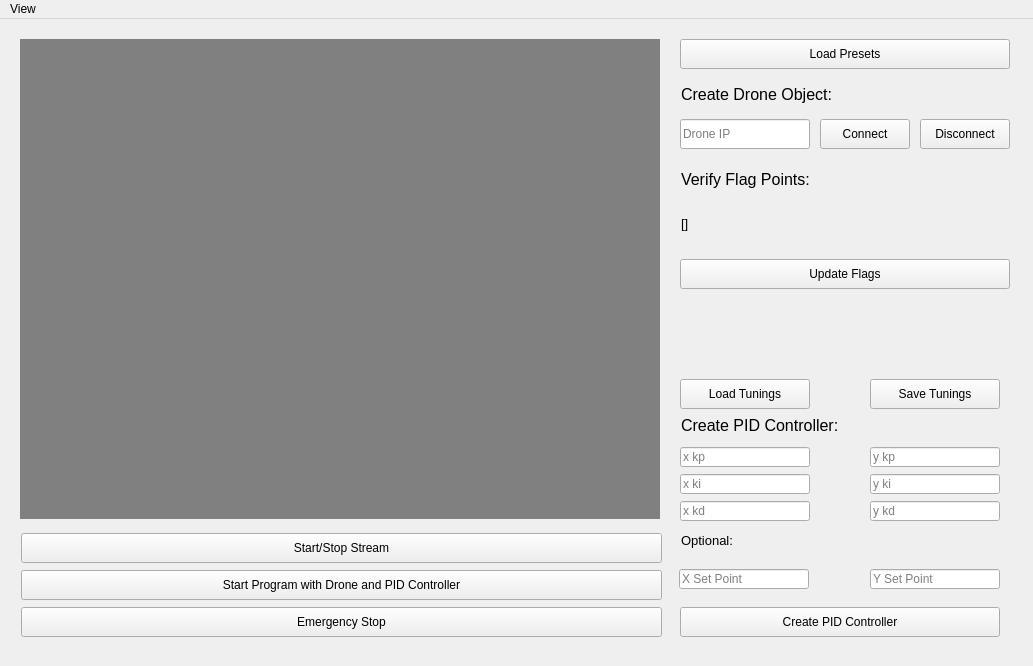
Before: the Qt Designer form project/resources/gui_views/single_drone.ui in aicpslab/Vision-Based-Navigation, drawn with Qt 5.
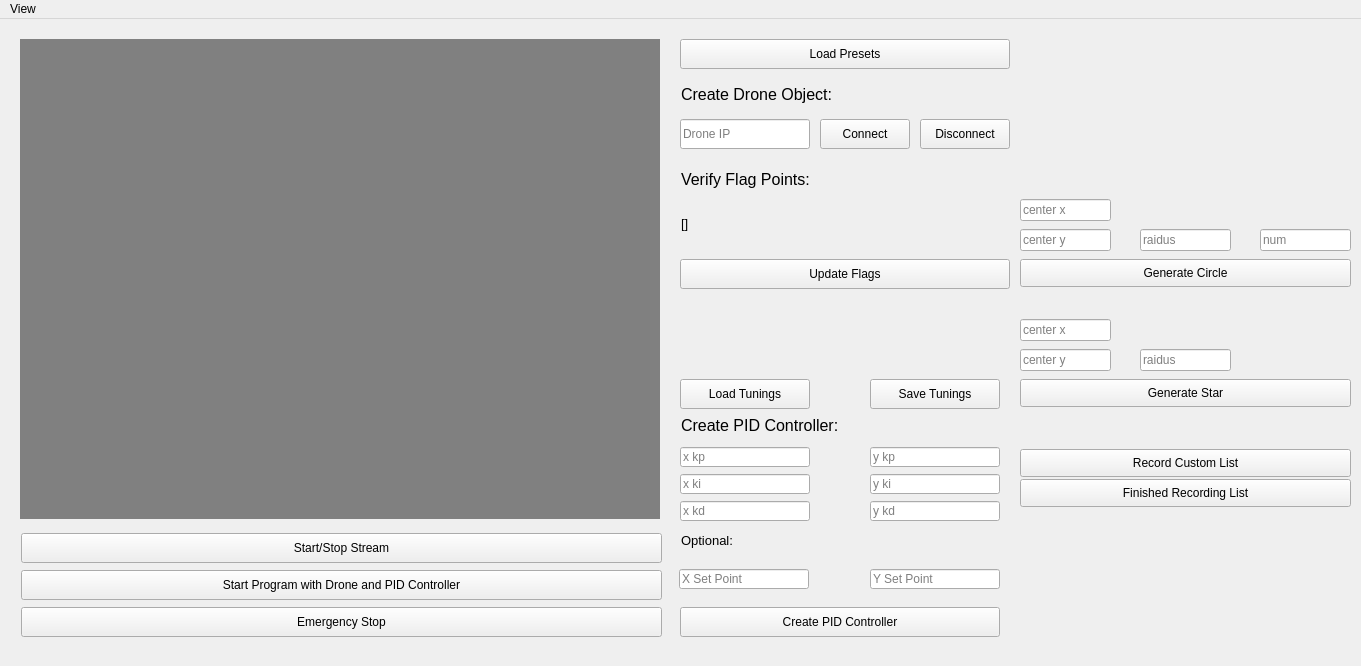
After: the same form once the commit is applied.

```diff
--- a/project/resources/gui_views/single_drone.ui
+++ b/project/resources/gui_views/single_drone.ui
@@ -6,7 +6,7 @@
    <rect>
     <x>0</x>
     <y>0</y>
-    <width>1033</width>
+    <width>1361</width>
     <height>666</height>
    </rect>
   </property>
@@ -412,13 +412,156 @@
      <string>Save Tunings</string>
     </property>
    </widget>
+   <widget class="QPushButton" name="pushButton_generate_circle">
+    <property name="geometry">
+     <rect>
+      <x>1020</x>
+      <y>240</y>
+      <width>331</width>
+      <height>28</height>
+     </rect>
+    </property>
+    <property name="text">
+     <string>Generate Circle</string>
+    </property>
+   </widget>
+   <widget class="QLineEdit" name="lineEdit_cir_centery">
+    <property name="geometry">
+     <rect>
+      <x>1020</x>
+      <y>210</y>
+      <width>91</width>
+      <height>22</height>
+     </rect>
+    </property>
+    <property name="placeholderText">
+     <string>center y</string>
+    </property>
+   </widget>
+   <widget class="QLineEdit" name="lineEdit_cir_radius">
+    <property name="geometry">
+     <rect>
+      <x>1140</x>
+      <y>210</y>
+      <width>91</width>
+      <height>22</height>
+     </rect>
+    </property>
+    <property name="placeholderText">
+     <string>raidus</string>
+    </property>
+   </widget>
+   <widget class="QLineEdit" name="lineEdit_cir_num">
+    <property name="geometry">
+     <rect>
+      <x>1260</x>
+      <y>210</y>
+      <width>91</width>
+      <height>22</height>
+     </rect>
+    </property>
+    <property name="placeholderText">
+     <string>num</string>
+    </property>
+   </widget>
+   <widget class="QLineEdit" name="lineEdit_cir_centerx">
+    <property name="geometry">
+     <rect>
+      <x>1020</x>
+      <y>180</y>
+      <width>91</width>
+      <height>22</height>
+     </rect>
+    </property>
+    <property name="placeholderText">
+     <string>center x</string>
+    </property>
+   </widget>
+   <widget class="QPushButton" name="pushButton_generate_star">
+    <property name="geometry">
+     <rect>
+      <x>1020</x>
+      <y>360</y>
+      <width>331</width>
+      <height>28</height>
+     </rect>
+    </property>
+    <property name="text">
+     <string>Generate Star</string>
+    </property>
+   </widget>
+   <widget class="QLineEdit" name="lineEdit_cir_centerx_2">
+    <property name="geometry">
+     <rect>
+      <x>1020</x>
+      <y>300</y>
+      <width>91</width>
+      <height>22</height>
+     </rect>
+    </property>
+    <property name="placeholderText">
+     <string>center x</string>
+    </property>
+   </widget>
+   <widget class="QLineEdit" name="lineEdit_cir_centery_2">
+    <property name="geometry">
+     <rect>
+      <x>1020</x>
+      <y>330</y>
+      <width>91</width>
+      <height>22</height>
+     </rect>
+    </property>
+    <property name="placeholderText">
+     <string>center y</string>
+    </property>
+   </widget>
+   <widget class="QLineEdit" name="lineEdit_cir_radius_2">
+    <property name="geometry">
+     <rect>
+      <x>1140</x>
+      <y>330</y>
+      <width>91</width>
+      <height>22</height>
+     </rect>
+    </property>
+    <property name="placeholderText">
+     <string>raidus</string>
+    </property>
+   </widget>
+   <widget class="QPushButton" name="pushButton_record_list">
+    <property name="geometry">
+     <rect>
+      <x>1020</x>
+      <y>430</y>
+      <width>331</width>
+      <height>28</height>
+     </rect>
+    </property>
+    <property name="text">
+     <string>Record Custom List</string>
+    </property>
+   </widget>
+   <widget class="QPushButton" name="pushButton_finished_recording">
+    <property name="geometry">
+     <rect>
+      <x>1020</x>
+      <y>460</y>
+      <width>331</width>
+      <height>28</height>
+     </rect>
+    </property>
+    <property name="text">
+     <string>Finished Recording List</string>
+    </property>
+   </widget>
   </widget>
   <widget class="QMenuBar" name="menuBar">
    <property name="geometry">
     <rect>
      <x>0</x>
      <y>0</y>
-     <width>1033</width>
+     <width>1361</width>
      <height>26</height>
     </rect>
    </property>
```
